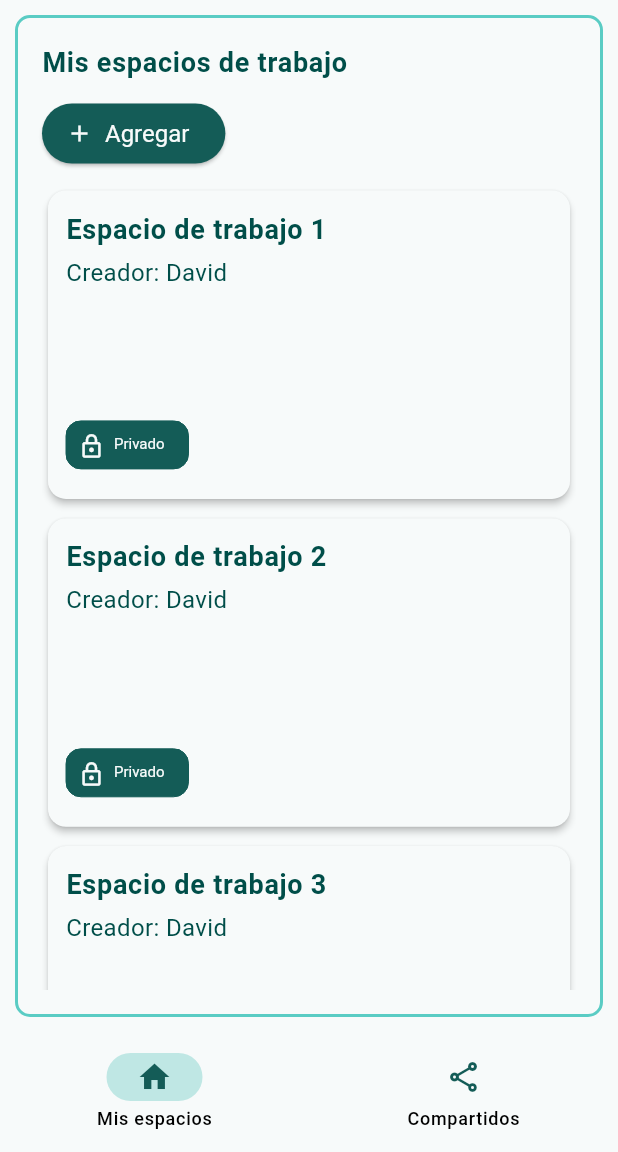
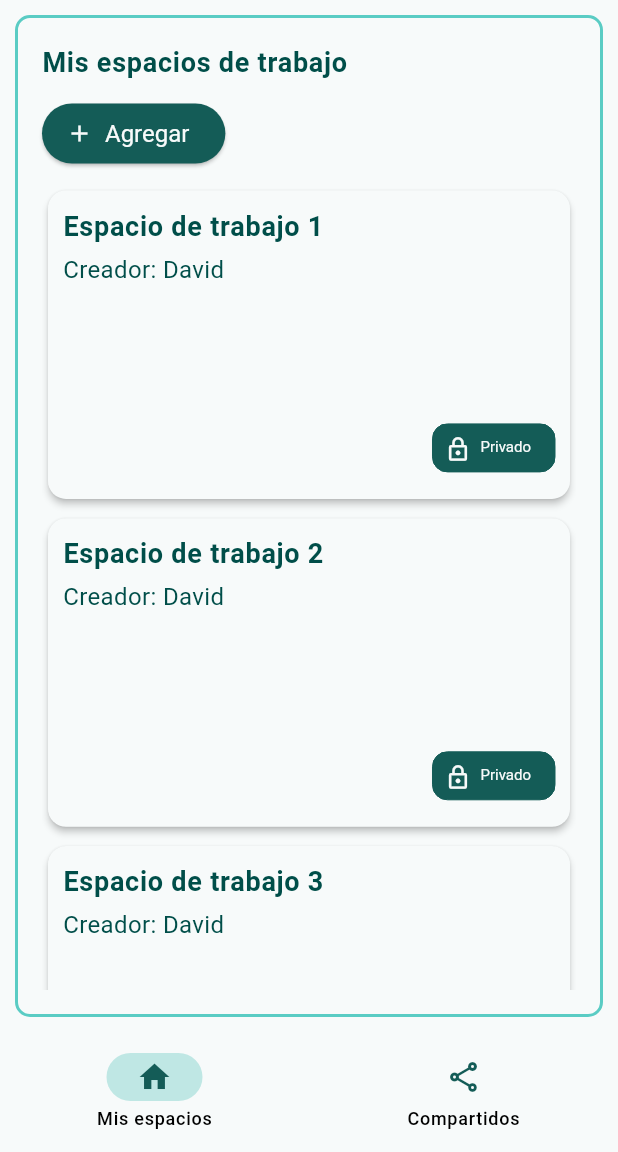
Before and after one commit to Emmanueloz/frontend_water_quality, a Flutter app: the screen it shows after launch, after a tap on "Go to List Workspace", after a tap on "Iniciar sesión", on a phone screen of 412 x 824 dp, the part 84-1236 px from its top. Run offline on Flutter 3.47's test engine with Material 3 defaults, Android fonts, the phone set to English and light mode, and no system bars; our stand-ins replace fl_chart, go_router; missing offline and left inert: girix_code_gauge.

Commit message:
refactor: Reemplazar la implementación de la tarjeta con el componente BaseCard en MeterCard y WorkspaceCard

```diff
--- /dev/null
+++ b/lib/presentation/widgets/common/molecules/base_card.dart
@@ -0,0 +1,48 @@
+import 'package:flutter/material.dart';
+
+class BaseCard extends StatelessWidget {
+  final String title;
+  final String? subtitle;
+  final Chip? chip;
+  final void Function()? onTap;
+
+  const BaseCard({
+    super.key,
+    required this.title,
+    this.subtitle,
+    this.chip,
+    this.onTap,
+  });
+
+  @override
+  Widget build(BuildContext context) {
+    return Card(
+      child: InkWell(
+        onTap: onTap,
+        child: Padding(
+          padding: const EdgeInsets.all(10),
+          child: Column(
+            spacing: 4,
+            crossAxisAlignment: CrossAxisAlignment.start,
+            children: [
+              Text(
+                title,
+                style: Theme.of(context)
+                    .textTheme
+                    .bodyLarge
+                    ?.copyWith(fontWeight: FontWeight.bold),
+              ),
+              Text(subtitle ?? ''),
+              Spacer(),
+              if (chip != null)
+                Align(
+                  alignment: Alignment.bottomRight,
+                  child: chip!,
+                ),
+            ],
+          ),
+        ),
+      ),
+    );
+  }
+}
--- a/lib/presentation/widgets/specific/workspace/molecules/meter_card.dart
+++ b/lib/presentation/widgets/specific/workspace/molecules/meter_card.dart
@@ -1,5 +1,6 @@
 import 'package:flutter/material.dart';
 import 'package:frontend_water_quality/core/enums/meter_state.dart';
+import 'package:frontend_water_quality/presentation/widgets/common/molecules/base_card.dart';
 
 class MeterCard extends StatelessWidget {
   final String id;
@@ -16,30 +17,10 @@ class MeterCard extends StatelessWidget {
 
   @override
   Widget build(BuildContext context) {
-    return Card(
-      child: InkWell(
-        onTap: onTap,
-        child: Padding(
-          padding: const EdgeInsets.all(10),
-          child: Column(
-            crossAxisAlignment: CrossAxisAlignment.start,
-            children: [
-              Text(
-                name,
-                style: Theme.of(context)
-                    .textTheme
-                    .bodyLarge
-                    ?.copyWith(fontWeight: FontWeight.bold),
-              ),
-              Spacer(),
-              Align(
-                alignment: Alignment.bottomRight,
-                child: _buildChip(context),
-              ),
-            ],
-          ),
-        ),
-      ),
+    return BaseCard(
+      title: name,
+      chip: _buildChip(context),
+      onTap: onTap,
     );
   }
 
--- a/lib/presentation/widgets/specific/workspace/molecules/workspace_card.dart
+++ b/lib/presentation/widgets/specific/workspace/molecules/workspace_card.dart
@@ -1,4 +1,5 @@
 import 'package:flutter/material.dart';
+import 'package:frontend_water_quality/presentation/widgets/common/molecules/base_card.dart';
 
 class WorkspaceCard extends StatelessWidget {
   final String id;
@@ -20,32 +21,14 @@ class WorkspaceCard extends StatelessWidget {
   Widget build(BuildContext context) {
     Widget iconAvatar = Icon(Icons.lock_outlined);
 
-    return Card(
-      child: InkWell(
-        onTap: onTap,
-        child: Padding(
-          padding: const EdgeInsets.all(12.0),
-          child: Column(
-            crossAxisAlignment: CrossAxisAlignment.start,
-            children: [
-              Text(
-                title,
-                style: Theme.of(context)
-                    .textTheme
-                    .bodyLarge
-                    ?.copyWith(fontWeight: FontWeight.bold),
-              ),
-              const SizedBox(height: 4),
-              Text("Creador: $owner"),
-              Spacer(),
-              Chip(
-                avatar: iconAvatar,
-                label: Text(type),
-              ),
-            ],
-          ),
-        ),
+    return BaseCard(
+      title: title,
+      subtitle: "Creador: $owner",
+      chip: Chip(
+        avatar: iconAvatar,
+        label: Text(type),
       ),
+      onTap: onTap,
     );
   }
 }
```
